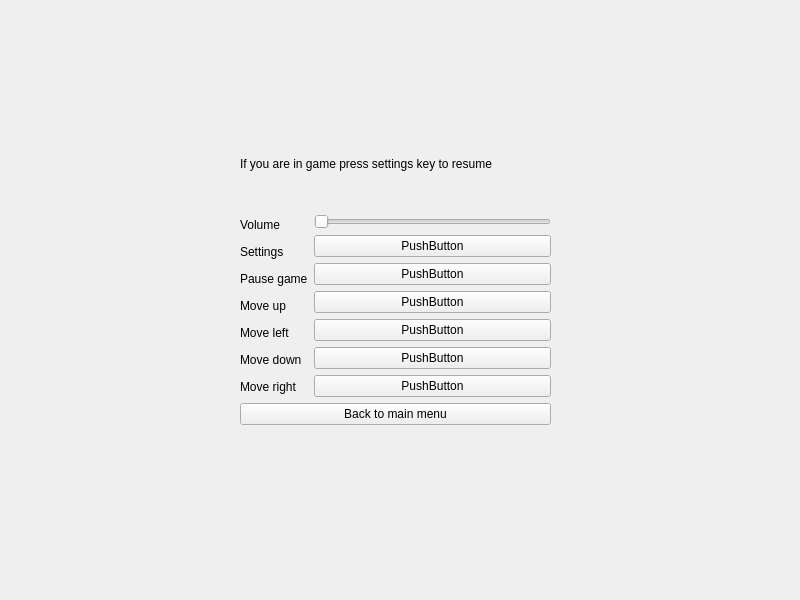
Juliuszz666/Pacman-CPP, file mainwindow.ui: the form before one commit.
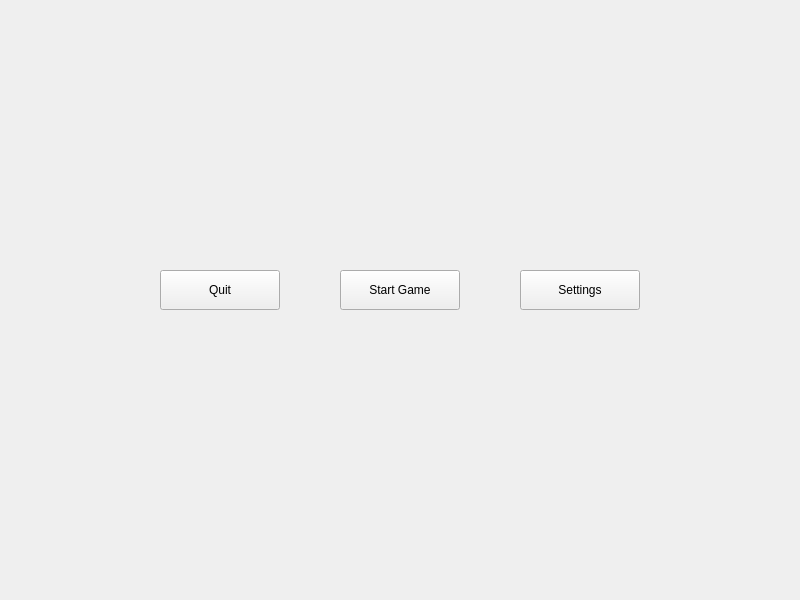
The form after the commit.

What changed in the file:
```diff
--- a/mainwindow.ui
+++ b/mainwindow.ui
@@ -38,199 +38,6 @@
     <property name="currentIndex">
      <number>1</number>
     </property>
-    <widget class="QWidget" name="game_page">
-     <widget class="QGraphicsView" name="graphicsView">
-      <property name="geometry">
-       <rect>
-        <x>0</x>
-        <y>150</y>
-        <width>800</width>
-        <height>450</height>
-       </rect>
-      </property>
-     </widget>
-    </widget>
-    <widget class="QWidget" name="settings_page">
-     <widget class="QWidget" name="layoutWidget">
-      <property name="geometry">
-       <rect>
-        <x>240</x>
-        <y>120</y>
-        <width>311</width>
-        <height>305</height>
-       </rect>
-      </property>
-      <layout class="QVBoxLayout" name="settings_page_layout">
-       <item>
-        <widget class="QLabel" name="resumeLabel">
-         <property name="text">
-          <string>If you are in game press settings key to resume</string>
-         </property>
-        </widget>
-       </item>
-       <item>
-        <layout class="QVBoxLayout" name="setttings_page_sublayout">
-         <item>
-          <layout class="QHBoxLayout" name="settingsLayout">
-           <item>
-            <layout class="QVBoxLayout" name="settingsLabelLayout">
-             <item>
-              <widget class="QLabel" name="volume">
-               <property name="text">
-                <string>Volume</string>
-               </property>
-              </widget>
-             </item>
-             <item>
-              <widget class="QLabel" name="settings">
-               <property name="text">
-                <string>Settings</string>
-               </property>
-              </widget>
-             </item>
-             <item>
-              <widget class="QLabel" name="pause">
-               <property name="text">
-                <string>Pause game</string>
-               </property>
-              </widget>
-             </item>
-             <item>
-              <widget class="QLabel" name="mvUp">
-               <property name="text">
-                <string>Move up</string>
-               </property>
-              </widget>
-             </item>
-             <item>
-              <widget class="QLabel" name="mvLeft">
-               <property name="text">
-                <string>Move left</string>
-               </property>
-              </widget>
-             </item>
-             <item>
-              <widget class="QLabel" name="mvDown">
-               <property name="text">
-                <string>Move down</string>
-               </property>
-              </widget>
-             </item>
-             <item>
-              <widget class="QLabel" name="mvRight">
-               <property name="text">
-                <string>Move right</string>
-               </property>
-              </widget>
-             </item>
-            </layout>
-           </item>
-           <item>
-            <layout class="QVBoxLayout" name="settingsButtonsLayout">
-             <item>
-              <widget class="QSlider" name="volumeSlider">
-               <property name="styleSheet">
-                <string/>
-               </property>
-               <property name="orientation">
-                <enum>Qt::Horizontal</enum>
-               </property>
-              </widget>
-             </item>
-             <item>
-              <widget class="QPushButton" name="settingsBinder">
-               <property name="cursor">
-                <cursorShape>OpenHandCursor</cursorShape>
-               </property>
-               <property name="styleSheet">
-                <string/>
-               </property>
-               <property name="text">
-                <string>PushButton</string>
-               </property>
-              </widget>
-             </item>
-             <item>
-              <widget class="QPushButton" name="pauseBinder">
-               <property name="cursor">
-                <cursorShape>OpenHandCursor</cursorShape>
-               </property>
-               <property name="styleSheet">
-                <string/>
-               </property>
-               <property name="text">
-                <string>PushButton</string>
-               </property>
-              </widget>
-             </item>
-             <item>
-              <widget class="QPushButton" name="mvUpBinder">
-               <property name="cursor">
-                <cursorShape>OpenHandCursor</cursorShape>
-               </property>
-               <property name="styleSheet">
-                <string/>
-               </property>
-               <property name="text">
-                <string>PushButton</string>
-               </property>
-              </widget>
-             </item>
-             <item>
-              <widget class="QPushButton" name="mvLeftBinder">
-               <property name="cursor">
-                <cursorShape>OpenHandCursor</cursorShape>
-               </property>
-               <property name="styleSheet">
-                <string/>
-               </property>
-               <property name="text">
-                <string>PushButton</string>
-               </property>
-              </widget>
-             </item>
-             <item>
-              <widget class="QPushButton" name="mvDownBinder">
-               <property name="cursor">
-                <cursorShape>OpenHandCursor</cursorShape>
-               </property>
-               <property name="styleSheet">
-                <string notr="true"/>
-               </property>
-               <property name="text">
-                <string>PushButton</string>
-               </property>
-              </widget>
-             </item>
-             <item>
-              <widget class="QPushButton" name="mvRightBinder">
-               <property name="cursor">
-                <cursorShape>ArrowCursor</cursorShape>
-               </property>
-               <property name="styleSheet">
-                <string/>
-               </property>
-               <property name="text">
-                <string>PushButton</string>
-               </property>
-              </widget>
-             </item>
-            </layout>
-           </item>
-          </layout>
-         </item>
-         <item>
-          <widget class="QPushButton" name="backButton">
-           <property name="text">
-            <string>Back to main menu</string>
-           </property>
-          </widget>
-         </item>
-        </layout>
-       </item>
-      </layout>
-     </widget>
-    </widget>
     <widget class="QWidget" name="welcome_page">
      <property name="styleSheet">
       <string notr="true">stylesheet.qss</string>
```
